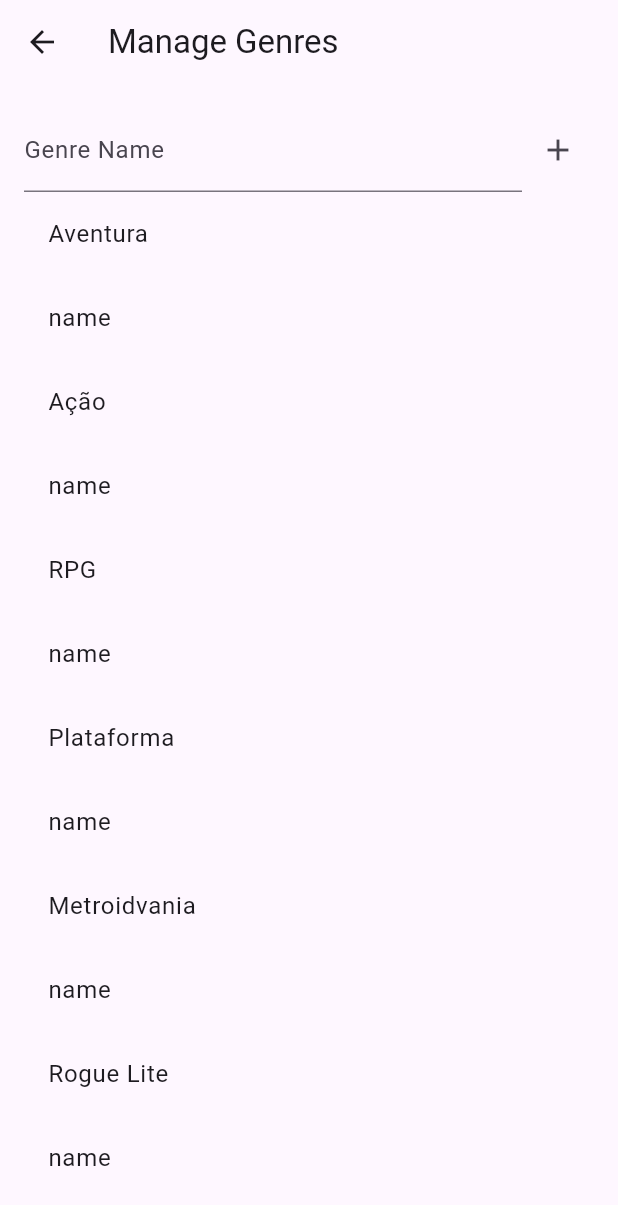
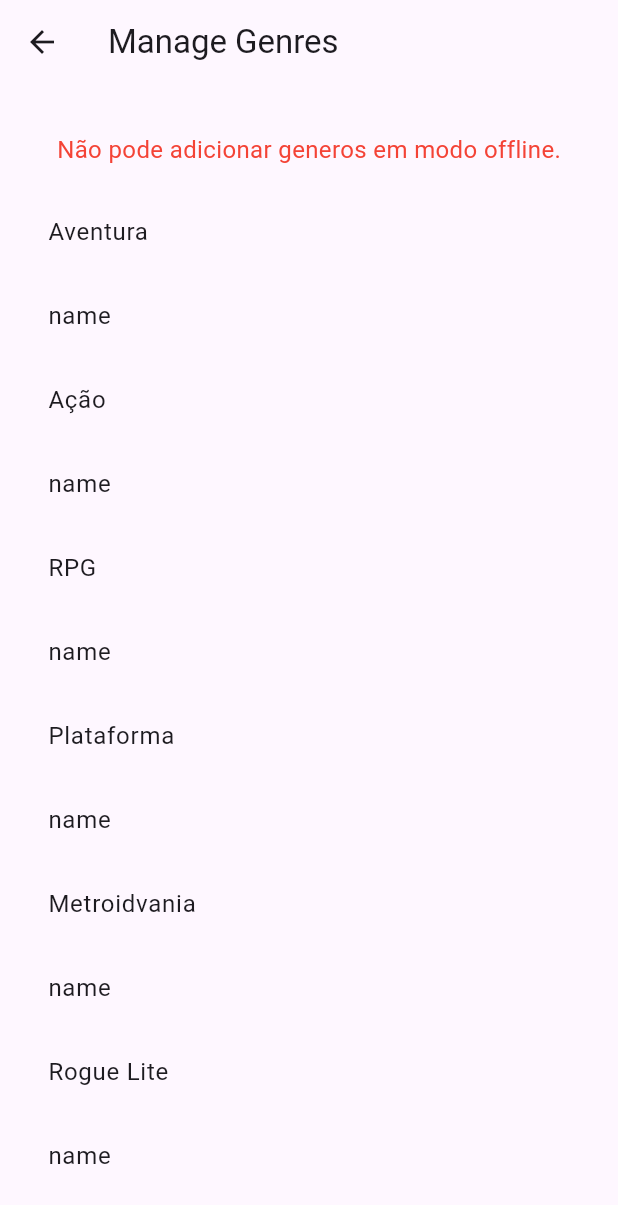
Before and after one commit to LevyLucas/GameTracker, a Flutter app: the ManageGenresScreen screen opened by its route, on a phone screen of 412 x 824 dp. Shown: the top 1205 px of the screen. Run offline on Flutter 3.47's test engine with Material 3 defaults, Android fonts, the phone set to English and light mode, and no system bars; our stand-ins replace sqflite; accounts and stored records are empty.

Commit message:
genre disable in offline mode

```diff
--- a/lib/screens/manage_genres_screen.dart
+++ b/lib/screens/manage_genres_screen.dart
@@ -1,4 +1,6 @@
 import 'package:flutter/material.dart';
+import 'package:provider/provider.dart';
+import '../providers/user_provider.dart';
 import '../database_helper.dart';
 
 class ManageGenresScreen extends StatefulWidget {
@@ -18,6 +20,8 @@ class _ManageGenresScreenState extends State<ManageGenresScreen> {
 
   @override
   Widget build(BuildContext context) {
+    final userId = Provider.of<UserProvider>(context).userId;
+
     return Scaffold(
       appBar: AppBar(
         title: Text('Manage Genres'),
@@ -26,6 +30,7 @@ class _ManageGenresScreenState extends State<ManageGenresScreen> {
         padding: const EdgeInsets.all(16.0),
         child: Column(
           children: [
+            if (userId != null)
               Form(
                 key: _formKey,
                 child: Row(
@@ -53,6 +58,14 @@ class _ManageGenresScreenState extends State<ManageGenresScreen> {
                       },
                     ),
                   ],
+                ),
+              ),
+            if (userId == null)
+              Padding(
+                padding: const EdgeInsets.all(16.0),
+                child: Text(
+                  'Não pode adicionar generos em modo offline.',
+                  style: TextStyle(fontSize: 16, color: Colors.red),
                 ),
               ),
             Expanded(
```
Lines whose indentation alone changed are shown as unchanged.
